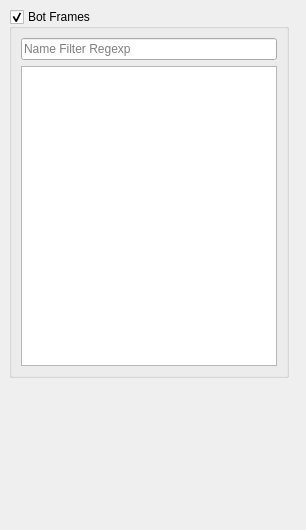
Above: software/ddapp/src/app/ddFrameVisualization.ui from openhumanoids/oh-distro before the change. Below: the same form after it.
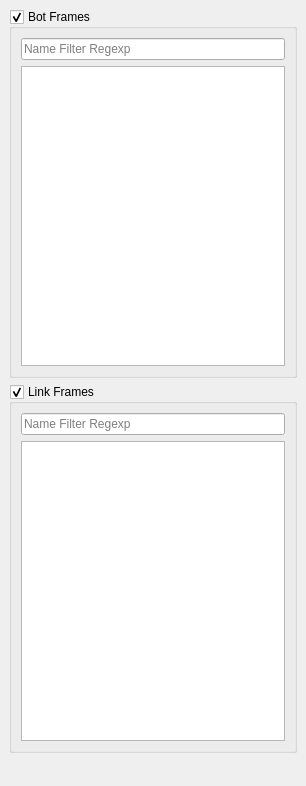
That is the form after the change.

Commit message: refactor frame visualization panel, add link frames and tracers

Diff of the .ui file:
```diff
--- a/software/ddapp/src/app/ddFrameVisualization.ui
+++ b/software/ddapp/src/app/ddFrameVisualization.ui
@@ -7,7 +7,7 @@
     <x>0</x>
     <y>0</y>
     <width>306</width>
-    <height>530</height>
+    <height>786</height>
    </rect>
   </property>
   <property name="sizePolicy">
@@ -43,11 +43,11 @@
         <x>0</x>
         <y>0</y>
         <width>306</width>
-        <height>530</height>
+        <height>786</height>
        </rect>
       </property>
-      <layout class="QGridLayout" name="gridLayout">
-       <item row="0" column="0">
+      <layout class="QVBoxLayout" name="verticalLayout_4">
+       <item>
         <widget class="QGroupBox" name="botFramesGroup">
          <property name="title">
           <string>Bot Frames</string>
@@ -91,23 +91,51 @@
          </layout>
         </widget>
        </item>
-       <item row="0" column="1">
-        <spacer name="horizontalSpacer">
-         <property name="orientation">
-          <enum>Qt::Horizontal</enum>
+       <item>
+        <widget class="QGroupBox" name="linkFramesGroup">
+         <property name="title">
+          <string>Link Frames</string>
          </property>
-         <property name="sizeType">
-          <enum>QSizePolicy::Expanding</enum>
+         <property name="checkable">
+          <bool>true</bool>
          </property>
-         <property name="sizeHint" stdset="0">
-          <size>
-           <width>1</width>
-           <height>20</height>
-          </size>
-         </property>
-        </spacer>
+         <layout class="QVBoxLayout" name="verticalLayout_3">
+          <item>
+           <widget class="QLineEdit" name="linkFramesFilterEdit">
+            <property name="inputMask">
+             <string/>
+            </property>
+            <property name="placeholderText">
+             <string>Name Filter Regexp</string>
+            </property>
+           </widget>
+          </item>
+          <item>
+           <widget class="QListWidget" name="linkFramesListWidget">
+            <property name="sizePolicy">
+             <sizepolicy hsizetype="Expanding" vsizetype="Expanding">
+              <horstretch>0</horstretch>
+              <verstretch>2</verstretch>
+             </sizepolicy>
+            </property>
+            <property name="minimumSize">
+             <size>
+              <width>0</width>
+              <height>300</height>
+             </size>
+            </property>
+            <property name="maximumSize">
+             <size>
+              <width>16777215</width>
+              <height>400</height>
+             </size>
+            </property>
+           </widget>
+          </item>
+         </layout>
+        </widget>
        </item>
-       <item row="1" column="0">
+       <item>
         <spacer name="verticalSpacer_2">
          <property name="orientation">
           <enum>Qt::Vertical</enum>
```
Left out of the diff: 2 changed lines with no effect on the pictures. The commit also changes 1 other file.
